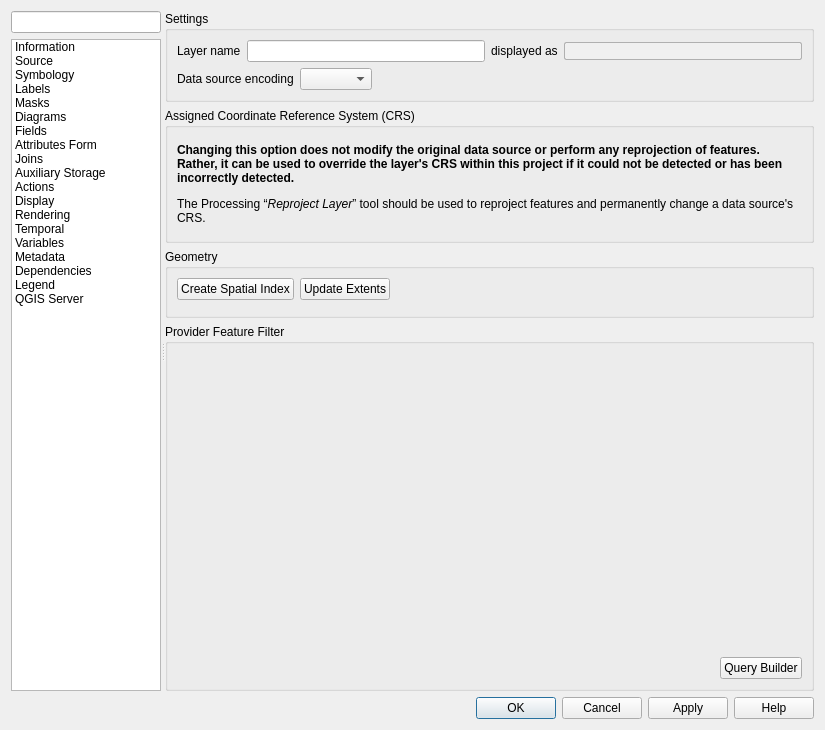
This is src/ui/qgsvectorlayerpropertiesbase.ui in qgis/QGIS as Qt 5 draws it before an edit. The edited form follows.
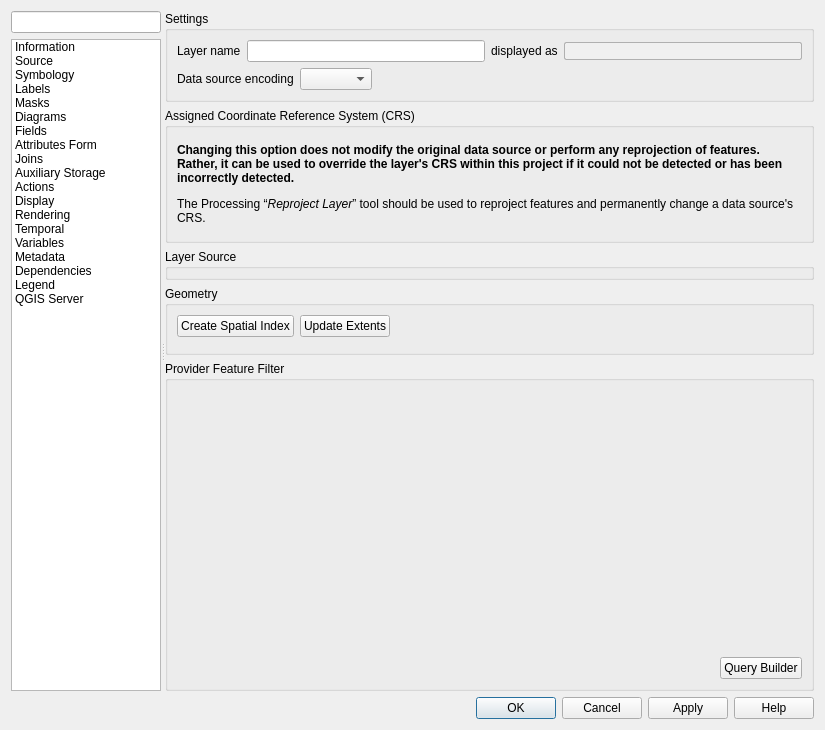
This is the edited form. Icons and pictures are not drawn. Custom widgets are drawn as their Qt base class.

Commit message: Provider source widgets can be used for vector layers

Diff of the .ui file:
```diff
--- a/src/ui/qgsvectorlayerpropertiesbase.ui
+++ b/src/ui/qgsvectorlayerpropertiesbase.ui
@@ -603,6 +603,13 @@
                  </layout>
                 </widget>
                </item>
+               <item>
+                <widget class="QgsCollapsibleGroupBox" name="mSourceGroupBox">
+                 <property name="title">
+                  <string>Layer Source</string>
+                 </property>
+                </widget>
+               </item>
                <item>
                 <widget class="QgsCollapsibleGroupBox" name="mGeomGroupBox">
                  <property name="focusPolicy">
@@ -2559,6 +2566,11 @@
   </layout>
  </widget>
  <customwidgets>
+  <customwidget>
+   <class>QgsFilterLineEdit</class>
+   <extends>QLineEdit</extends>
+   <header>qgsfilterlineedit.h</header>
+  </customwidget>
   <customwidget>
    <class>QgsDoubleSpinBox</class>
    <extends>QDoubleSpinBox</extends>
@@ -2570,11 +2582,6 @@
    <header>qgsscrollarea.h</header>
    <container>1</container>
   </customwidget>
-  <customwidget>
-   <class>QgsFilterLineEdit</class>
-   <extends>QLineEdit</extends>
-   <header>qgsfilterlineedit.h</header>
-  </customwidget>
   <customwidget>
    <class>QgsCollapsibleGroupBox</class>
    <extends>QGroupBox</extends>
```
The commit also changes 2 other files.
